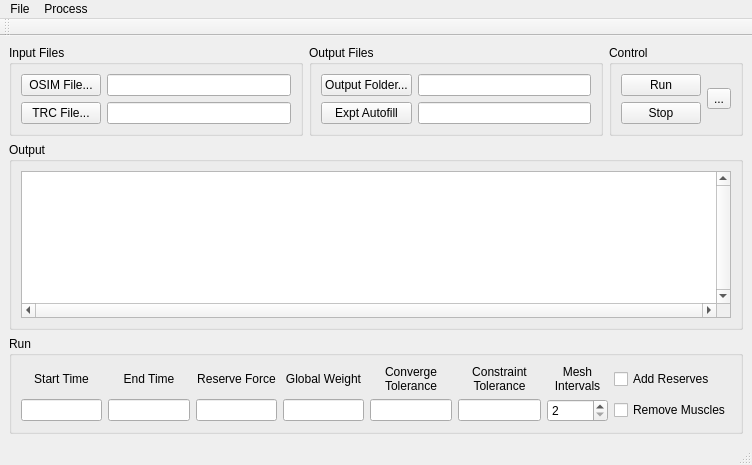
wol101/MocoTrackQt, file MainWindow.ui: the form before one commit.
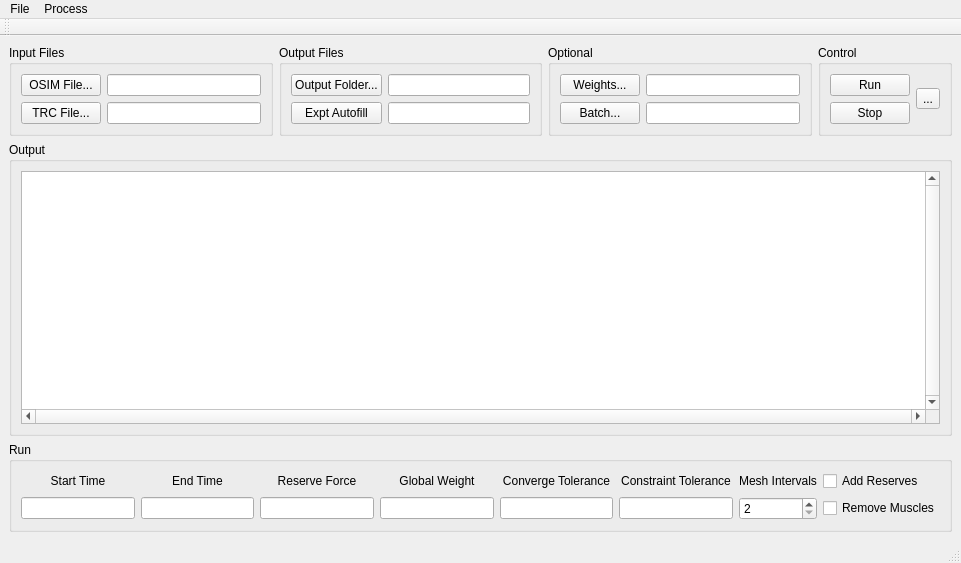
The form after the commit. Icons and pictures are not drawn. Custom widgets are drawn as their Qt base class.

Patch:
```diff
--- a/MainWindow.ui
+++ b/MainWindow.ui
@@ -6,15 +6,15 @@
    <rect>
     <x>0</x>
     <y>0</y>
-    <width>752</width>
-    <height>465</height>
+    <width>961</width>
+    <height>563</height>
    </rect>
   </property>
   <property name="windowTitle">
    <string>MainWindow</string>
   </property>
   <widget class="QWidget" name="centralwidget">
-   <layout class="QGridLayout" name="gridLayout_6">
+   <layout class="QGridLayout" name="gridLayout_7">
     <item row="0" column="0">
      <widget class="QGroupBox" name="groupBox">
       <property name="title">
@@ -74,6 +74,35 @@
      </widget>
     </item>
     <item row="0" column="2">
+     <widget class="QGroupBox" name="groupBox_6">
+      <property name="title">
+       <string>Optional</string>
+      </property>
+      <layout class="QGridLayout" name="gridLayout_6">
+       <item row="0" column="0">
+        <widget class="QPushButton" name="pushButtonWeightsFile">
+         <property name="text">
+          <string>Weights...</string>
+         </property>
+        </widget>
+       </item>
+       <item row="0" column="1">
+        <widget class="QLineEdit" name="lineEditWeightsFile"/>
+       </item>
+       <item row="1" column="0">
+        <widget class="QPushButton" name="pushButtonBatchFile">
+         <property name="text">
+          <string>Batch...</string>
+         </property>
+        </widget>
+       </item>
+       <item row="1" column="1">
+        <widget class="QLineEdit" name="lineEditBatchFile"/>
+       </item>
+      </layout>
+     </widget>
+    </item>
+    <item row="0" column="3">
      <widget class="QGroupBox" name="groupBox_5">
       <property name="title">
        <string>Control</string>
@@ -116,7 +145,7 @@
       </layout>
      </widget>
     </item>
-    <item row="1" column="0" colspan="3">
+    <item row="1" column="0" colspan="4">
      <widget class="QGroupBox" name="groupBox_3">
       <property name="title">
        <string>Output</string>
@@ -141,7 +170,7 @@
       </layout>
      </widget>
     </item>
-    <item row="2" column="0" colspan="3">
+    <item row="2" column="0" colspan="4">
      <widget class="QGroupBox" name="groupBox_4">
       <property name="title">
        <string>Run</string>
@@ -332,7 +361,7 @@
     <rect>
      <x>0</x>
      <y>0</y>
-     <width>752</width>
+     <width>961</width>
      <height>21</height>
     </rect>
    </property>
```
Left out of the diff: 30 changed lines with no effect on the pictures.
